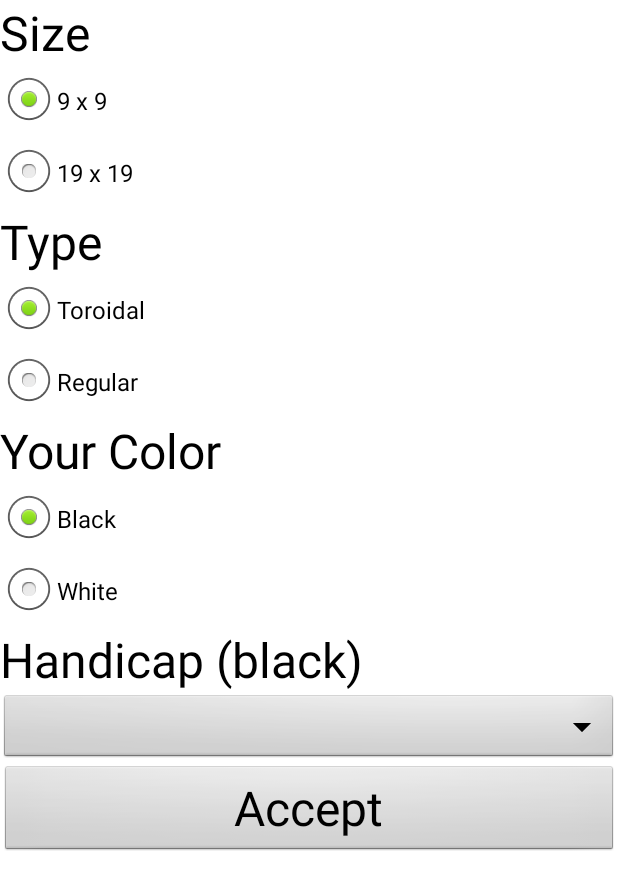
After one commit to beothorn/Torogo, an Android app: the layout game_setup.xml on its own in the app's theme, with its tools: preview values and no code run, on a phone screen of 412 x 824 dp. The commit adds this screen. Shown: the top 890 px of the screen. Run offline under Robolectric (Android 15) with nearby library versions, the phone set to English and light mode, and no system bars.

Commit message:
Two new screens and a minor fix

```diff
--- a/app/src/main/java/beothorn/github/com/toroidalgo/ToroidalGoActivity.java
+++ b/app/src/main/java/beothorn/github/com/toroidalgo/ToroidalGoActivity.java
@@ -128,9 +128,6 @@ public class ToroidalGoActivity extends Activity { // implements Listener {
     @Override
     public boolean onOptionsItemSelected(MenuItem item) {
         int id = item.getItemId();
-        if (id == R.id.action_settings) {
-            return true;
-        }
         if (id == R.id.passButton) {
             controller.callPass();
             return true;
--- /dev/null
+++ b/app/src/main/res/layout/game_setup.xml
@@ -0,0 +1,105 @@
+<?xml version="1.0" encoding="utf-8"?>
+<LinearLayout xmlns:android="http://schemas.android.com/apk/res/android"
+    android:orientation="vertical" android:layout_width="match_parent"
+    android:layout_height="match_parent"
+    android:background="#ffffffff">
+
+    <TextView
+        android:layout_width="wrap_content"
+        android:layout_height="wrap_content"
+        android:textAppearance="?android:attr/textAppearanceMedium"
+        android:text="Size"
+        android:id="@+id/game_size_label"
+        android:textColor="#ff000000"
+        android:textSize="32dp" />
+
+    <RadioButton
+        android:layout_width="match_parent"
+        android:layout_height="wrap_content"
+        android:text="9 x 9"
+        android:id="@+id/radioButtonNine"
+        android:checked="true"
+        android:textColor="#ff000000" />
+
+    <RadioButton
+        android:layout_width="match_parent"
+        android:layout_height="wrap_content"
+        android:text="19 x 19"
+        android:id="@+id/radioButtonNineteen"
+        android:checked="false"
+        android:textColor="#ff000000" />
+
+    <TextView
+        android:layout_width="wrap_content"
+        android:layout_height="wrap_content"
+        android:textAppearance="?android:attr/textAppearanceMedium"
+        android:text="Type"
+        android:id="@+id/textView"
+        android:textSize="32dp"
+        android:textColor="#ff000000" />
+
+    <RadioButton
+        android:layout_width="match_parent"
+        android:layout_height="wrap_content"
+        android:text="Toroidal"
+        android:id="@+id/radioButtonToroidal"
+        android:checked="true"
+        android:textColor="#ff000000" />
+
+    <RadioButton
+        android:layout_width="match_parent"
+        android:layout_height="wrap_content"
+        android:text="Regular"
+        android:id="@+id/radioButtonRegular"
+        android:checked="false"
+        android:textColor="#ff000000" />
+
+    <TextView
+        android:layout_width="wrap_content"
+        android:layout_height="wrap_content"
+        android:textAppearance="?android:attr/textAppearanceMedium"
+        android:text="Your Color"
+        android:id="@+id/textView3"
+        android:textSize="32dp"
+        android:textColor="#ff000000" />
+
+    <RadioButton
+        android:layout_width="match_parent"
+        android:layout_height="wrap_content"
+        android:text="Black"
+        android:id="@+id/radioButtonBlack"
+        android:checked="true"
+        android:textColor="#ff000000" />
+
+    <RadioButton
+        android:layout_width="match_parent"
+        android:layout_height="wrap_content"
+        android:text="White"
+        android:id="@+id/radioButtonWhite"
+        android:checked="false"
+        android:textColor="#ff000000"
+        android:layout_gravity="center_horizontal" />
+
+    <TextView
+        android:layout_width="wrap_content"
+        android:layout_height="wrap_content"
+        android:textAppearance="?android:attr/textAppearanceMedium"
+        android:text="Handicap (black)"
+        android:id="@+id/textView2"
+        android:textSize="32dp"
+        android:textColor="#ff000000" />
+
+    <Spinner
+        android:layout_width="match_parent"
+        android:layout_height="wrap_content"
+        android:id="@+id/spinnerHandicap"
+        android:spinnerMode="dropdown" />
+
+    <Button
+        android:layout_width="match_parent"
+        android:layout_height="wrap_content"
+        android:text="Accept"
+        android:id="@+id/buttonAccept"
+        android:textSize="32dp" />
+
+</LinearLayout>
--- a/app/src/main/res/values/strings.xml
+++ b/app/src/main/res/values/strings.xml
@@ -2,7 +2,6 @@
 <resources>
 
     <string name="app_name">Torogo</string>
-    <string name="action_settings">Settings</string>
     <string name="pass">Pass</string>
     <string name="resign">Resign</string>
 
```
Also changed, not shown: app/src/main/res/layout/main.xml (added, +41 -0 lines), app/src/main/res/menu/toroidal_go.xml (+2 -7 lines), app/src/main/res/drawable-hdpi/splash.png (added).
